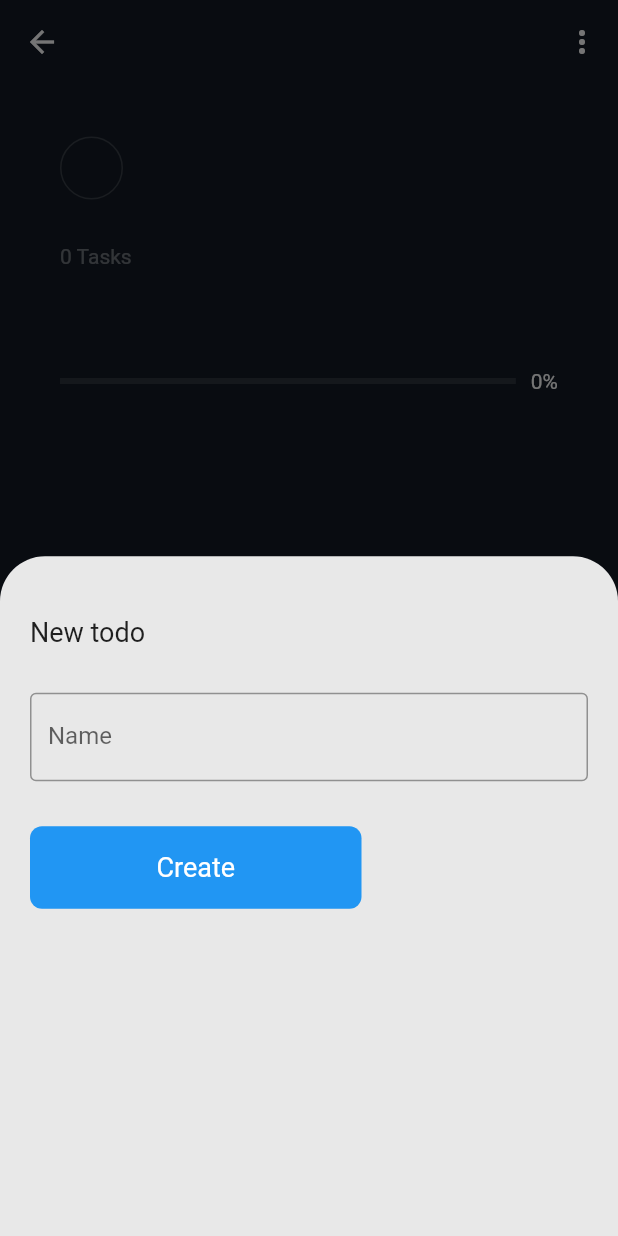
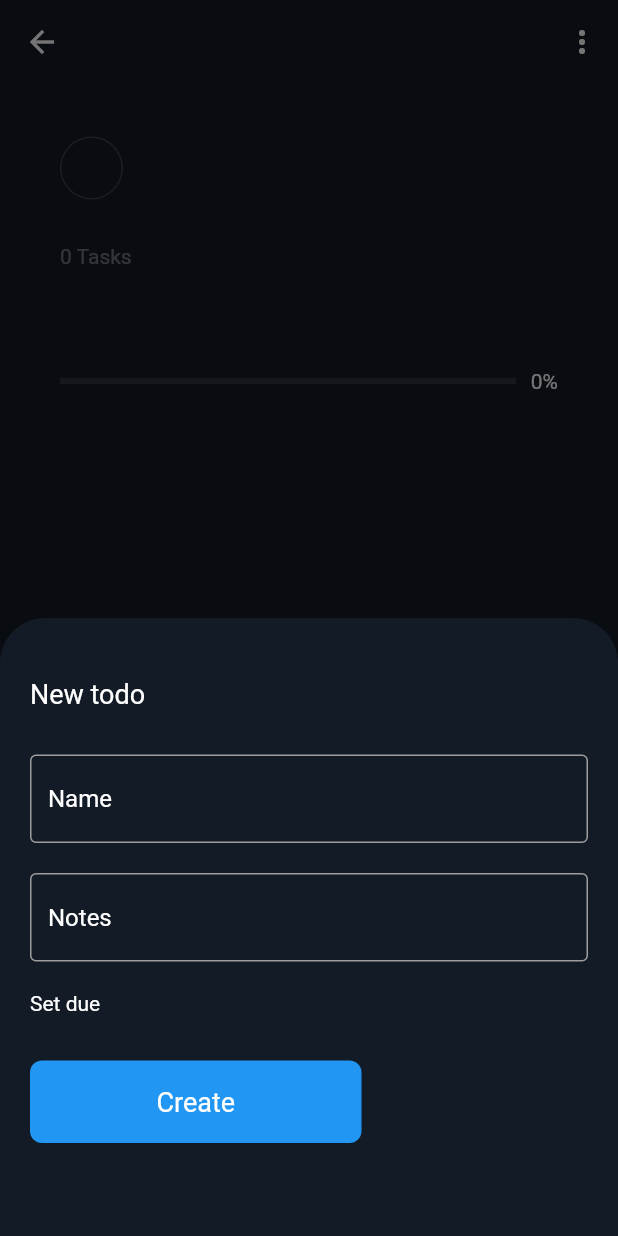
Before and after one commit to Slimmerd/habit_tracker, a Flutter app: the TodoDetailScreen screen opened directly with empty values, after a tap on the "add" icon, on a phone screen of 412 x 824 dp. Run offline on Flutter 3.47's test engine with Material 2 defaults, Android fonts, the phone set to English and light mode, and no system bars; our stand-ins replace fl_chart, flutter_datetime_picker, sqflite; missing offline and left inert: flex_color_picker, flutter_iconpicker; accounts and stored records are empty.

Commit message:
Deleted unused code, updated styling, make able to set due and write notes when creating new todo

```diff
--- a/lib/widgets/todos/create_todo_bottomsheet.dart
+++ b/lib/widgets/todos/create_todo_bottomsheet.dart
@@ -1,7 +1,10 @@
 import 'package:flutter/material.dart';
+import 'package:flutter_datetime_picker/flutter_datetime_picker.dart';
+import 'package:habit_tracker/constants/colors.dart';
 import 'package:habit_tracker/models/todo_category_model.dart';
 import 'package:habit_tracker/models/todo_model.dart';
 import 'package:habit_tracker/providers/todo_provider.dart';
+import 'package:intl/intl.dart';
 import 'package:provider/provider.dart';
 
 class CreateTodoBottomSheet extends StatefulWidget {
@@ -16,20 +19,18 @@ class CreateTodoBottomSheet extends StatefulWidget {
 
 class _CreateTodoBottomSheetState extends State<CreateTodoBottomSheet> {
   late String _name;
-
-  // late String _icon;
-  // final int _color = AppColors.SelectedColor.value;
+  late String _notes;
+  DateTime? _due;
 
   final GlobalKey<FormState> _formKey = GlobalKey<FormState>();
 
   @override
   Widget build(BuildContext context) {
-    // TODO: implement build
     return Container(
-      height: MediaQuery.of(context).size.height * 0.55,
+      height: MediaQuery.of(context).size.height * 0.5,
       child: Container(
         decoration: BoxDecoration(
-          color: Color(0xffe8e8e8),
+          color: AppColors.BackgroundMainColor,
           borderRadius: BorderRadius.only(
               topRight: Radius.circular(30), topLeft: Radius.circular(30)),
         ),
@@ -46,51 +47,76 @@ class _CreateTodoBottomSheetState extends State<CreateTodoBottomSheet> {
                     Text(
                       'New todo',
                       style: TextStyle(
-                          // color: AppColors.Graphite,
+                          color: AppColors.MainText,
                           fontSize: 18,
                           fontWeight: FontWeight.w400),
                     ),
                   ],
                 ),
               ),
-              // Container(
-              //   margin: EdgeInsets.symmetric(horizontal: 20, vertical: 10),
-              //   child: TextFormField(
-              //     decoration: InputDecoration(
-              //         border: OutlineInputBorder(),
-              //         labelText: 'Icon'
-              //     ),
-              //     onSaved: (String? value) {
-              //       _icon = value!;
-              //     },
-              //   ),
-              // ),
-
-              // TODO Color selector
-              // Container(
-              //   margin: EdgeInsets.symmetric(horizontal: 20, vertical: 10),
-              //   child: TextFormField(
-              //     decoration: InputDecoration(
-              //         border: OutlineInputBorder(),
-              //         labelText: 'Color'
-              //     ),
-              //     onSaved: (String? value) {
-              //       _color = value!;
-              //     },
-              //   ),
-              // ),
-
               Container(
                 margin: EdgeInsets.symmetric(horizontal: 20, vertical: 10),
                 child: TextFormField(
+                  style: TextStyle(color: AppColors.MainText),
                   decoration: InputDecoration(
-                      border: OutlineInputBorder(), labelText: 'Name'),
+                      border: OutlineInputBorder(
+                          borderSide:
+                              const BorderSide(color: Colors.grey, width: 1.0)),
+                      enabledBorder: const OutlineInputBorder(
+                        borderSide:
+                            const BorderSide(color: Colors.grey, width: 1.0),
+                      ),
+                      focusedBorder: OutlineInputBorder(
+                          borderSide:
+                              BorderSide(color: AppColors.SelectedColor)),
+                      hintText: 'Name',
+                      hintStyle: TextStyle(color: AppColors.MainText)),
                   onSaved: (String? value) {
                     _name = value!;
                   },
                 ),
               ),
-
+              Container(
+                margin: EdgeInsets.symmetric(horizontal: 20, vertical: 10),
+                child: TextFormField(
+                  style: TextStyle(color: AppColors.MainText),
+                  decoration: InputDecoration(
+                      border: OutlineInputBorder(
+                          borderSide:
+                              const BorderSide(color: Colors.grey, width: 1.0)),
+                      enabledBorder: const OutlineInputBorder(
+                        borderSide:
+                            const BorderSide(color: Colors.grey, width: 1.0),
+                      ),
+                      focusedBorder: OutlineInputBorder(
+                          borderSide:
+                              BorderSide(color: AppColors.SelectedColor)),
+                      hintText: 'Notes',
+                      hintStyle: TextStyle(color: AppColors.MainText)),
+                  onSaved: (String? value) {
+                    _notes = value!;
+                  },
+                ),
+              ),
+              GestureDetector(
+                onTap: () {
+                  DatePicker.showDateTimePicker(context,
+                      minTime: DateTime(2010),
+                      maxTime: DateTime(2150),
+                      currentTime: DateTime.now(),
+                      onConfirm: (DateTime dueTime) {
+                    setState(() => _due = dueTime);
+                  });
+                },
+                child: Container(
+                    margin: EdgeInsets.symmetric(horizontal: 20, vertical: 10),
+                    child: Text(
+                      _due != null
+                          ? DateFormat('d MMMM HH:mm').format(_due!)
+                          : 'Set due',
+                      style: TextStyle(color: AppColors.MainText),
+                    )),
+              ),
               Container(
                 padding: EdgeInsets.only(top: 20, left: 20),
                 child: Column(
@@ -105,10 +131,11 @@ class _CreateTodoBottomSheetState extends State<CreateTodoBottomSheet> {
 
                             _formKey.currentState!.save();
 
-                            print(_name);
                             final newCategoryTodo = Todo(
                                 name: _name,
+                                notes: _notes,
                                 createdTime: DateTime.now(),
+                                due: _due,
                                 categoryID: widget.todoCategory.id!);
 
                             await Provider.of<TodoProvider>(context,
```
